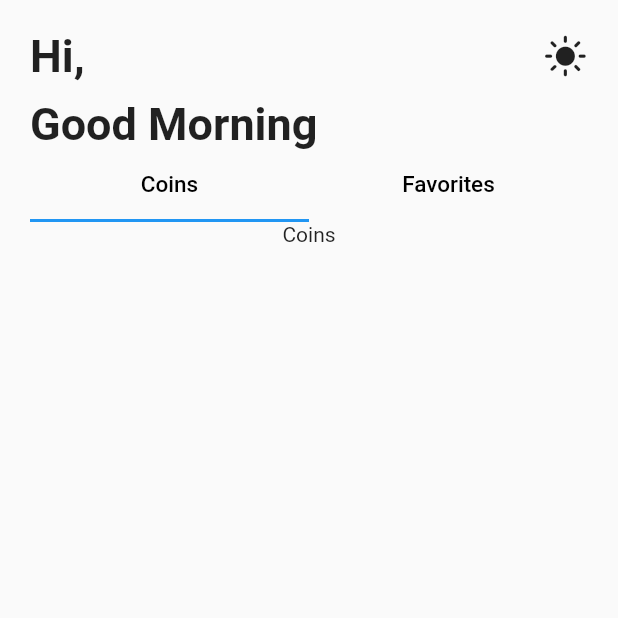
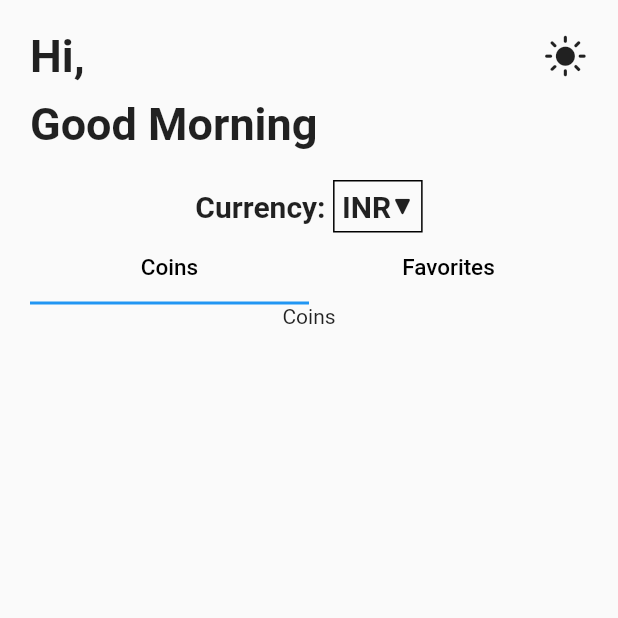
Before and after one commit to sovanmondal182/crypto_app, a Flutter app: the screen it shows after launch, on a phone screen of 412 x 824 dp, the top half of it. Run offline on Flutter 3.47's test engine with Material 2 defaults, Android fonts, the phone set to English and light mode, and no system bars; our stand-ins replace shared_preferences; missing offline and left inert: currency_picker.

Commit message:
currency selector add

```diff
--- a/lib/main.dart
+++ b/lib/main.dart
@@ -1,6 +1,8 @@
 import 'package:crypto_app/constants/themes.dart';
 import 'package:crypto_app/pages/home_page.dart';
+import 'package:crypto_app/providers/currency_select_provider.dart';
 import 'package:flutter/material.dart';
+import 'package:provider/provider.dart';
 
 void main() {
   runApp(MyApp());
@@ -11,12 +13,17 @@ class MyApp extends StatelessWidget {
 
   @override
   Widget build(BuildContext context) {
-    return MaterialApp(
-      debugShowCheckedModeBanner: false,
-      theme: lightTheme,
-      darkTheme: darkTheme,
-      themeMode: ThemeMode.system,
-      home: HomePage(),
+    return MultiProvider(
+      providers: [
+        ChangeNotifierProvider(create: (context) => CurrencySelectProvider()),
+      ],
+      child: MaterialApp(
+        debugShowCheckedModeBanner: false,
+        theme: lightTheme,
+        darkTheme: darkTheme,
+        themeMode: ThemeMode.system,
+        home: HomePage(),
+      ),
     );
   }
 }
--- a/lib/pages/home_page.dart
+++ b/lib/pages/home_page.dart
@@ -1,5 +1,10 @@
-import 'package:crypto_app/constants/greeting_text.dart';
+import 'package:crypto_app/providers/currency_select_provider.dart';
+import 'package:crypto_app/widgets/currency_selector.dart';
+import 'package:crypto_app/widgets/greeting_text.dart';
+import 'package:currency_picker/currency_picker.dart';
+import 'package:flutter/cupertino.dart';
 import 'package:flutter/material.dart';
+import 'package:provider/provider.dart';
 
 class HomePage extends StatefulWidget {
   HomePage({super.key});
@@ -19,7 +24,10 @@ class _HomePageState extends State<HomePage> with TickerProviderStateMixin {
   @override
   Widget build(BuildContext context) {
     return Scaffold(
-      body: SafeArea(
+      body: ChangeNotifierProvider<CurrencySelectProvider>(
+        create: (context) => CurrencySelectProvider(),
+        builder: (context, child) {
+          return SafeArea(
             child: Container(
               padding: EdgeInsets.only(
                 left: 20,
@@ -31,6 +39,10 @@ class _HomePageState extends State<HomePage> with TickerProviderStateMixin {
                 crossAxisAlignment: CrossAxisAlignment.start,
                 children: [
                   const GreetingText(),
+                  const SizedBox(
+                    height: 20,
+                  ),
+                  const CurrencySelector(),
                   TabBar(controller: tabController, tabs: [
                     Tab(
                       child: Text(
@@ -58,10 +70,13 @@ class _HomePageState extends State<HomePage> with TickerProviderStateMixin {
                             child: Text('Coins'),
                           ),
                         ),
+                        Column(
+                          // crossAxisAlignment: CrossAxisAlignment.center,
+                          children: [
                             Container(
-                      child: Center(
                               child: Text('Favorites'),
                             ),
+                          ],
                         ),
                       ],
                     ),
@@ -69,6 +84,8 @@ class _HomePageState extends State<HomePage> with TickerProviderStateMixin {
                 ],
               ),
             ),
+          );
+        },
       ),
     );
   }
--- /dev/null
+++ b/lib/providers/currency_select_provider.dart
@@ -0,0 +1,24 @@
+import 'package:crypto_app/storage/local_storage.dart';
+import "package:flutter/material.dart";
+
+class CurrencySelectProvider with ChangeNotifier {
+  bool isLoading = true;
+  String? currency;
+
+  CurrencySelectProvider() {
+    getCurrency();
+  }
+
+  Future<void> getCurrency() async {
+    currency = await LocalStorage.getCurrency() ?? 'INR';
+    isLoading = false;
+
+    notifyListeners();
+  }
+
+  void setCurrency(String currency) {
+    this.currency = currency;
+    LocalStorage.saveCurrency(currency);
+    notifyListeners();
+  }
+}
--- /dev/null
+++ b/lib/storage/local_storage.dart
@@ -0,0 +1,52 @@
+import 'package:shared_preferences/shared_preferences.dart';
+
+class LocalStorage {
+  static Future<bool> saveCurrency(String currency) async {
+    SharedPreferences sharedPreferences = await SharedPreferences.getInstance();
+    bool currentCurrency =
+        await sharedPreferences.setString('currency', currency);
+    return currentCurrency;
+  }
+
+  static Future<String?> getCurrency() async {
+    SharedPreferences sharedPreferences = await SharedPreferences.getInstance();
+    String? currency = sharedPreferences.getString('currency');
+    return currency;
+  }
+
+  static Future<bool> saveTheme(String theme) async {
+    SharedPreferences sharedPreferences = await SharedPreferences.getInstance();
+    bool currentTheme = await sharedPreferences.setString('theme', theme);
+    return currentTheme;
+  }
+
+  static Future<String?> getTheme() async {
+    SharedPreferences sharedPreferences = await SharedPreferences.getInstance();
+    String? theme = sharedPreferences.getString('theme');
+    return theme;
+  }
+
+  static Future<bool> addFavorite(String currency) async {
+    SharedPreferences sharedPreferences = await SharedPreferences.getInstance();
+    List<String> favorites = sharedPreferences.getStringList('favorites') ?? [];
+    favorites.add(currency);
+    bool isAdded =
+        await sharedPreferences.setStringList('favorites', favorites);
+    return isAdded;
+  }
+
+  static Future<bool> removeFavorite(String currency) async {
+    SharedPreferences sharedPreferences = await SharedPreferences.getInstance();
+    List<String> favorites = sharedPreferences.getStringList('favorites') ?? [];
+    favorites.remove(currency);
+    bool isRemoved =
+        await sharedPreferences.setStringList('favorites', favorites);
+    return isRemoved;
+  }
+
+  static Future<List<String>> getFavorites() async {
+    SharedPreferences sharedPreferences = await SharedPreferences.getInstance();
+    List<String> favorites = sharedPreferences.getStringList('favorites') ?? [];
+    return favorites;
+  }
+}
--- /dev/null
+++ b/lib/widgets/currency_selector.dart
@@ -0,0 +1,72 @@
+import 'package:crypto_app/providers/currency_select_provider.dart';
+import 'package:currency_picker/currency_picker.dart';
+import 'package:flutter/cupertino.dart';
+import 'package:flutter/material.dart';
+import 'package:provider/provider.dart';
+
+class CurrencySelector extends StatelessWidget {
+  const CurrencySelector({Key? key}) : super(key: key);
+
+  @override
+  Widget build(BuildContext context) {
+    final currency = Provider.of<CurrencySelectProvider>(context).currency;
+    return Container(
+      child: Row(
+        mainAxisAlignment: MainAxisAlignment.center,
+        children: [
+          Text(
+            'Currency: ',
+            style: TextStyle(
+              fontSize: 20,
+              fontWeight: FontWeight.bold,
+            ),
+          ),
+          GestureDetector(
+            onTap: () {
+              showCurrencyPicker(
+                physics: BouncingScrollPhysics(
+                    parent: AlwaysScrollableScrollPhysics()),
+                context: context,
+                showFlag: true,
+                showCurrencyName: true,
+                showCurrencyCode: true,
+                onSelect: (Currency currency) {
+                  Provider.of<CurrencySelectProvider>(context, listen: false)
+                      .setCurrency(currency.code);
+                },
+              );
+            },
+            child: Container(
+              decoration: BoxDecoration(
+                border: Border.all(
+                  color: Colors.black,
+                  width: 1,
+                ),
+              ),
+              child: Padding(
+                padding: const EdgeInsets.all(5.0),
+                child: Row(
+                  children: [
+                    Container(
+                      child: Text(
+                        currency ?? 'INR',
+                        style: TextStyle(
+                          fontSize: 20,
+                          fontWeight: FontWeight.bold,
+                        ),
+                      ),
+                    ),
+                    Icon(
+                      CupertinoIcons.arrowtriangle_down_fill,
+                      size: 15,
+                    )
+                  ],
+                ),
+              ),
+            ),
+          ),
+        ],
+      ),
+    );
+  }
+}
--- a/pubspec.yaml
+++ b/pubspec.yaml
@@ -39,6 +39,7 @@ dependencies:
   http: ^0.13.5
   provider: ^6.0.5
   shared_preferences: ^2.0.15
+  currency_picker: ^2.0.3
 
 dev_dependencies:
   flutter_test:
```
Also changed, not shown: lib/models/cryptocurrency.dart (added, +59 -0 lines), lib/network/apis.dart (+7 -0 lines), lib/widgets/greeting_text.dart (renamed from lib/constants/greeting_text.dart), pubspec.lock. Lines whose indentation alone changed are shown as unchanged.
